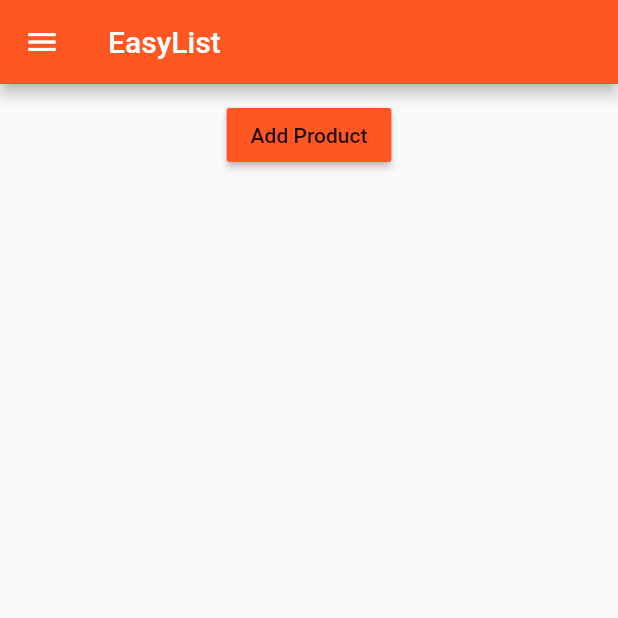
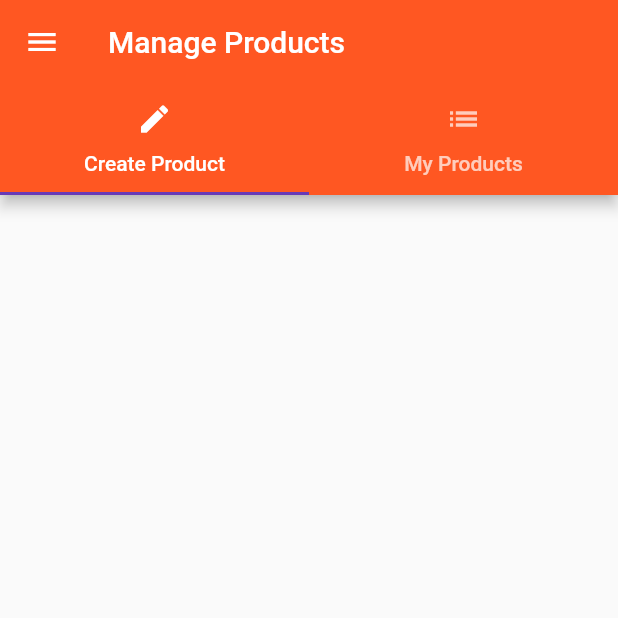
Before and after one commit to azamat87/flutter_app, a Flutter app: the screen it shows after launch, after a tap on "LOGIN", on a phone screen of 412 x 824 dp, the top half of it. Run offline on Flutter 3.47's test engine with Material 2 defaults, Android fonts, the phone set to English and light mode, and no system bars.

Commit message:
add Tab and TabBar

```diff
--- a/lib/pages/auth.dart
+++ b/lib/pages/auth.dart
@@ -2,6 +2,7 @@
 
 import 'package:flutter/material.dart';
 import 'package:flutterapp/pages/products.dart';
+import 'package:flutterapp/pages/products_admin.dart';
 
 class AuthPage extends StatelessWidget {
   @override
@@ -16,7 +17,7 @@ class AuthPage extends StatelessWidget {
             child: Text('LOGIN'),
             onPressed: () {
               Navigator.pushReplacement(context, MaterialPageRoute(
-                  builder: (BuildContext context) => ProductsPage()),
+                  builder: (BuildContext context) => ProductsAdminPage()),
               );
             }
         ),
--- /dev/null
+++ b/lib/pages/product_create.dart
@@ -0,0 +1,11 @@
+
+import 'package:flutter/material.dart';
+
+class ProductCreatePage extends StatelessWidget {
+  @override
+  Widget build(BuildContext context) {
+    return Container(
+
+    );
+  }
+}
--- /dev/null
+++ b/lib/pages/product_list.dart
@@ -0,0 +1,11 @@
+import 'package:flutter/material.dart';
+
+
+class ProductListPage extends StatelessWidget {
+  @override
+  Widget build(BuildContext context) {
+    return Container(
+
+    );
+  }
+}
--- /dev/null
+++ b/lib/pages/products_admin.dart
@@ -0,0 +1,54 @@
+
+import 'package:flutter/material.dart';
+import 'package:flutterapp/pages/product_create.dart';
+import 'package:flutterapp/pages/product_list.dart';
+
+import '../product_manager.dart';
+
+class ProductsAdminPage extends StatelessWidget {
+  @override
+  Widget build(BuildContext context) {
+    return DefaultTabController(
+      length: 2,
+      child: Scaffold(
+        drawer: Drawer(
+          child: Column(
+            children: <Widget>[
+              AppBar(
+                automaticallyImplyLeading: true,
+                title: Text('Choose'),
+              ),
+              ListTile(
+                title: Text('Manage Products'),
+                onTap: (){
+
+                },
+              )
+            ],
+          ),
+        ),
+        appBar: AppBar(
+          title: Text('Manage Products'),
+          bottom: TabBar(
+            tabs: <Widget>[
+              Tab(
+                icon: Icon(Icons.create),
+                text: 'Create Product',
+              ),
+              Tab(
+                icon: Icon(Icons.list),
+                text: 'My Products',
+              )
+            ],
+          ),
+        ),
+        body: TabBarView(
+            children: <Widget> [
+              ProductCreatePage(),
+              ProductListPage()
+            ]
+        ),
+      ),
+    );
+  }
+}
```
